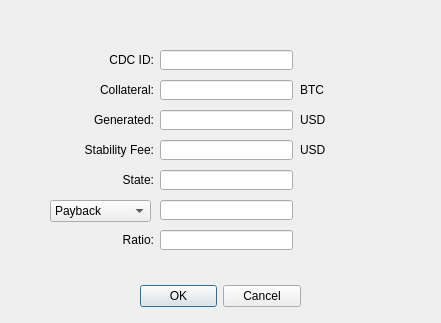
Before: the Qt Designer form examples/cdc_operations.ui in hyperdao/stable_coin_python_sdk, drawn with Qt 5.
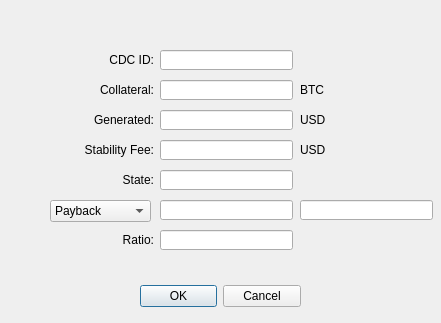
After: the same form once the commit is applied.

```diff
--- a/examples/cdc_operations.ui
+++ b/examples/cdc_operations.ui
@@ -317,6 +317,25 @@
     <set>Qt::AlignCenter</set>
    </property>
   </widget>
+  <widget class="QLineEdit" name="cdcActionArg2">
+   <property name="enabled">
+    <bool>true</bool>
+   </property>
+   <property name="geometry">
+    <rect>
+     <x>300</x>
+     <y>200</y>
+     <width>133</width>
+     <height>20</height>
+    </rect>
+   </property>
+   <property name="inputMethodHints">
+    <set>Qt::ImhNone</set>
+   </property>
+   <property name="readOnly">
+    <bool>false</bool>
+   </property>
+  </widget>
  </widget>
  <resources/>
  <connections>
```
Left out of the diff: 7 changed lines with no effect on the pictures.
